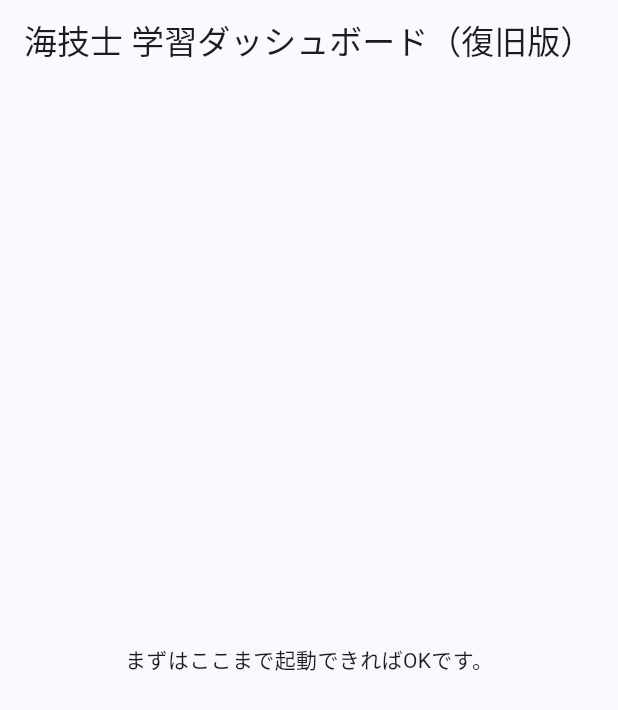
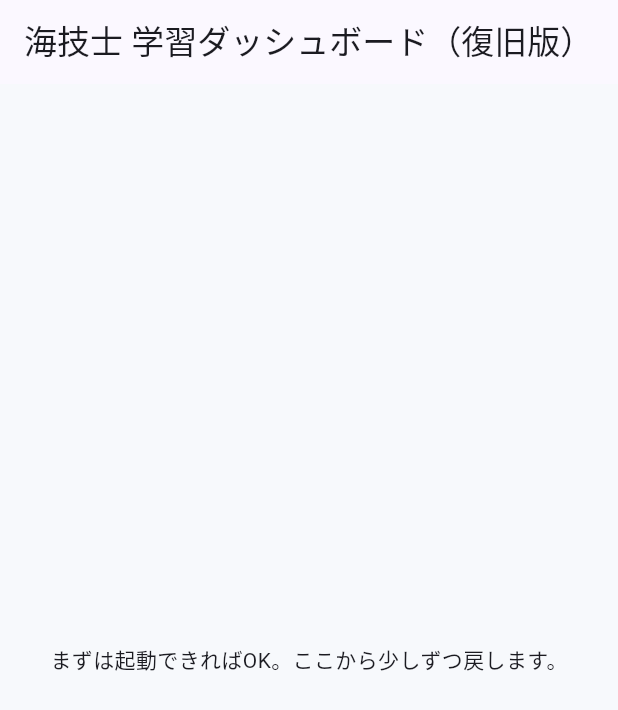
Before and after one commit to HarutoAsai/kaigishi-shiken, a Flutter app: the screen it shows after launch, on a phone screen of 412 x 824 dp. Shown: the top 710 px of the screen. Run offline on Flutter 3.47's test engine with Material 3 defaults, Android fonts, the phone set to English and light mode, and no system bars.

Commit message:
Recovery: minimal bootable app

```diff
--- a/lib/main.dart
+++ b/lib/main.dart
@@ -5,7 +5,6 @@ void main() => runApp(const SeaQuizApp());
 
 class SeaQuizApp extends StatelessWidget {
   const SeaQuizApp({super.key});
-
   @override
   Widget build(BuildContext context) {
     return MaterialApp(
--- a/lib/ui/dashboard_page.dart
+++ b/lib/ui/dashboard_page.dart
@@ -2,14 +2,13 @@ import 'package:flutter/material.dart';
 
 class DashboardPage extends StatelessWidget {
   const DashboardPage({super.key});
-
   @override
   Widget build(BuildContext context) {
     return Scaffold(
       appBar: AppBar(title: const Text('海技士 学習ダッシュボード（復旧版）')),
       body: const SafeArea(
         child: Center(
-          child: Text('まずはここまで起動できればOKです。'),
+          child: Text('まずは起動できればOK。ここから少しずつ戻します。'),
         ),
       ),
     );
```
